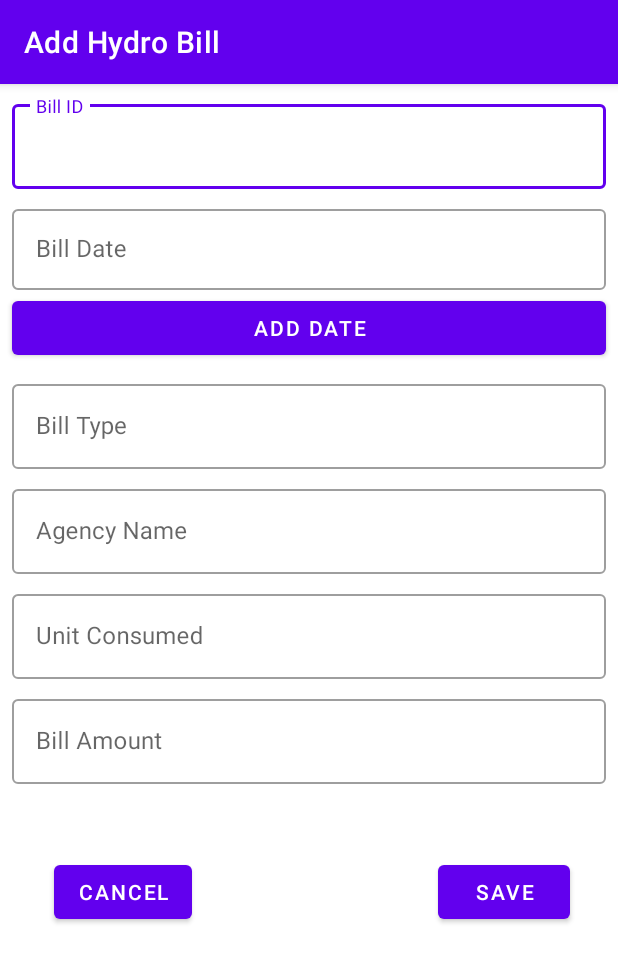
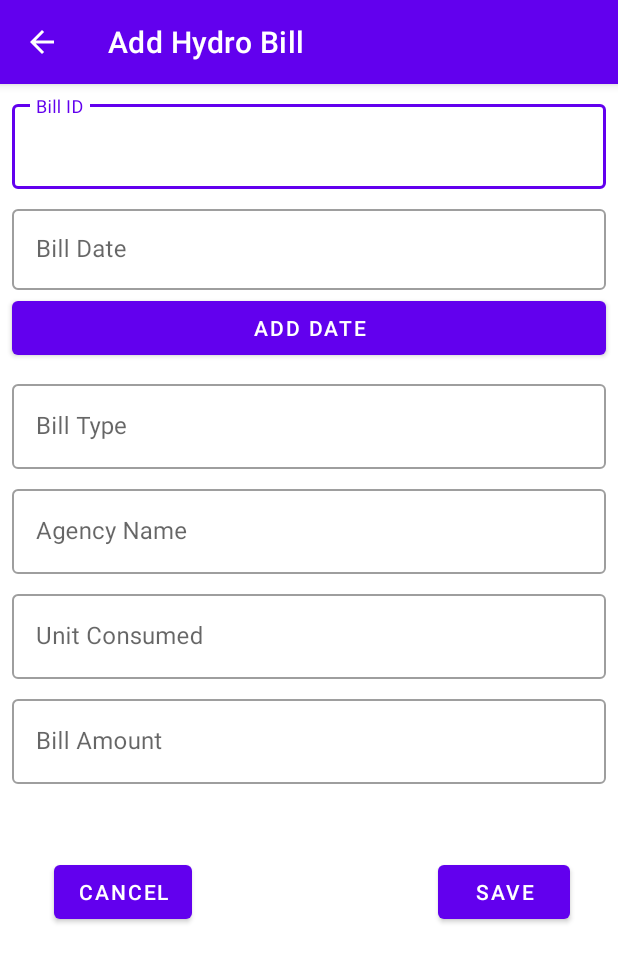
Before and after one commit to kamal777682/CO777682_W2020_MAD3125_FP, an Android app: the AddHydroBillActivity screen opened directly, with no data from a screen before it, on a phone screen of 412 x 824 dp. Shown: the top 962 px of the screen. Run offline under Robolectric (Android 15) with nearby library versions, the phone set to English and light mode, and no system bars.

Commit message:
[kamal] hydro bill

```diff
--- a/app/src/main/AndroidManifest.xml
+++ b/app/src/main/AndroidManifest.xml
@@ -13,9 +13,9 @@
         <activity android:name=".UI.AddNewCustomerActivity" />
         <activity
             android:name=".UI.ShowBillDetailsActivity" />
-        <activity android:name=".UI.AddMobileBillActivity" />
-        <activity android:name=".UI.AddInternetBillActivity" />
-        <activity android:name=".UI.AddHydroBillActivity" />
+        <activity android:name=".UI.AddMobileBillActivity" android:parentActivityName=".UI.ShowBillDetailsActivity" />
+        <activity android:name=".UI.AddInternetBillActivity" android:parentActivityName=".UI.ShowBillDetailsActivity" />
+        <activity android:name=".UI.AddHydroBillActivity" android:parentActivityName=".UI.ShowBillDetailsActivity"/>
         <activity android:name=".UI.CustomerListActivity" />
         <activity
             android:name=".UI.LoginActivity" />
--- a/app/src/main/java/com/kamal/co777682_w2020_mad3125_fp/UI/AddNewCustomerActivity.java
+++ b/app/src/main/java/com/kamal/co777682_w2020_mad3125_fp/UI/AddNewCustomerActivity.java
@@ -37,8 +37,8 @@ public class AddNewCustomerActivity extends AppCompatActivity {
         custId = findViewById(R.id.txtCustID);
         fName = findViewById(R.id.txtFirstName);
         lName = findViewById(R.id.txtLastName);
+        email = findViewById(R.id.txtCustEmail);
         city = findViewById(R.id.txtCity);
-        email = findViewById(R.id.txtCustEmail);
         btnSave = findViewById(R.id.btnSave);
         btnSave.setOnClickListener(new View.OnClickListener() {
             @Override
@@ -67,7 +67,7 @@ public class AddNewCustomerActivity extends AppCompatActivity {
                 //https://stackoverflow.com/questions/43747709/how-to-obtain-a-regular-expression-for-validation-email-address-for-one-domain-o
                 else if (email.getText().toString().matches("[A-Z0-9a-z._%+-]+@[A-Za-z0-9.-]+\\.[A-Za-z]{2,64}"))
                 {
-                    Customers tempObj = new Customers(customerId, firstName, lastName, Ccity, Cemail);
+                    Customers tempObj = new Customers(customerId, firstName, lastName, Cemail,Ccity);
                     DataStorage.getInstance().customers.add(tempObj);
                     Intent mIntent = new Intent(AddNewCustomerActivity.this, CustomerListActivity.class);
                     mIntent.putExtra("CRACustomerObj", tempObj);
--- a/app/src/main/java/com/kamal/co777682_w2020_mad3125_fp/UI/ShowBillDetailsActivity.java
+++ b/app/src/main/java/com/kamal/co777682_w2020_mad3125_fp/UI/ShowBillDetailsActivity.java
@@ -32,6 +32,7 @@ public class ShowBillDetailsActivity extends AppCompatActivity {
     private RecyclerView rvbills;
     private ArrayList<Bill> bills;
     private ShowBillListAdapter showBillListAdapter;
+    private Customers tempObj;
 
     @Override
     protected void onCreate(Bundle savedInstanceState) {
@@ -47,7 +48,7 @@ public class ShowBillDetailsActivity extends AppCompatActivity {
         txtTotalBill = findViewById(R.id.textView7);
         rvbills = findViewById(R.id.rvbills);
 
-       Customers tempObj = (Customers) getIntent().getSerializableExtra("CustomerObj");
+        tempObj = (Customers) getIntent().getSerializableExtra("CustomerObj");
 
         txtCustomerId.setText("Customer's Id :  " + " " +tempObj.getCustomerId());
         txtName.setText("Customer's Name : " + " " +tempObj.getFullName());
@@ -73,6 +74,7 @@ public class ShowBillDetailsActivity extends AppCompatActivity {
     public boolean onOptionsItemSelected(@NonNull MenuItem item) {
         switch (item.getItemId()) {
             case R.id.add_hydro:
+                AddHydroBillActivity.customer = tempObj;
                 Intent hIntent = new Intent((ShowBillDetailsActivity.this), AddHydroBillActivity.class);
                 startActivity(hIntent);
                 return true;
--- a/app/src/main/res/layout/activity_add_hydro_bill.xml
+++ b/app/src/main/res/layout/activity_add_hydro_bill.xml
@@ -107,9 +107,7 @@
         <com.google.android.material.textfield.TextInputEditText
             android:id="@+id/txtUnitConsumed"
             android:layout_width="match_parent"
-            android:layout_height="wrap_content"
-            android:focusableInTouchMode="false"
-            android:keepScreenOn="true"/>
+            android:layout_height="wrap_content" />
     </com.google.android.material.textfield.TextInputLayout>
 
     <com.google.android.material.textfield.TextInputLayout
```
Also changed, not shown: app/src/main/java/com/kamal/co777682_w2020_mad3125_fp/UI/AddHydroBillActivity.java (+13 -0 lines).
